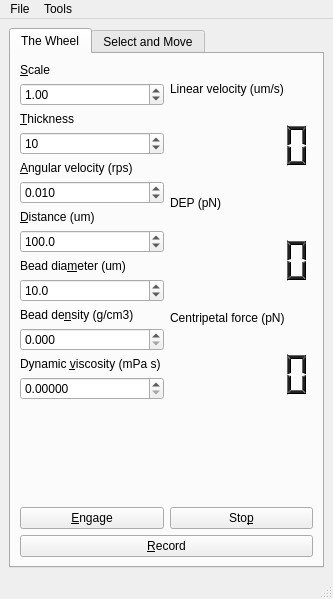
tortugueta/OET, file main_window.ui: the form before one commit.
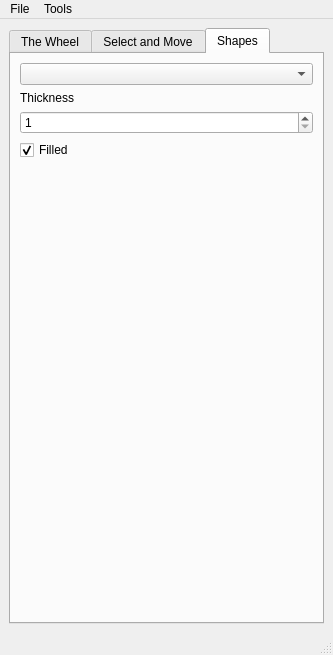
The form after the commit. The open tabs and pages were chosen to show the change.

Commit message: Add an inner circle to the Wheel. Its radius can be controlled independently

```diff
--- a/main_window.ui
+++ b/main_window.ui
@@ -8,7 +8,7 @@
     <x>0</x>
     <y>0</y>
     <width>333</width>
-    <height>599</height>
+    <height>655</height>
    </rect>
   </property>
   <property name="sizePolicy">
@@ -20,7 +20,7 @@
   <property name="maximumSize">
    <size>
     <width>16777215</width>
-    <height>599</height>
+    <height>655</height>
    </size>
   </property>
   <property name="focusPolicy">
@@ -34,7 +34,7 @@
     <bool>false</bool>
    </property>
    <layout class="QGridLayout" name="gridLayout_4">
-    <item row="0" column="1">
+    <item row="0" column="0">
      <widget class="QTabWidget" name="tabWidget">
       <property name="currentIndex">
        <number>1</number>
@@ -45,9 +45,7 @@
        </attribute>
        <layout class="QGridLayout" name="gridLayout">
         <item row="0" column="0">
-         <layout class="QGridLayout" name="gridLayout_2">
-          <item row="0" column="0">
-           <layout class="QVBoxLayout" name="verticalLayout">
+         <layout class="QVBoxLayout" name="verticalLayout_21">
             <item>
              <layout class="QVBoxLayout" name="verticalLayout_2">
               <item>
@@ -81,6 +79,30 @@
               </item>
              </layout>
             </item>
+          <item>
+           <layout class="QVBoxLayout" name="verticalLayout_7">
+            <item>
+             <widget class="QLabel" name="tab1_innerRadiusLabel">
+              <property name="text">
+               <string>Inner radius (%)</string>
+              </property>
+              <property name="buddy">
+               <cstring>tab1_innerRadiusSpinBox</cstring>
+              </property>
+             </widget>
+            </item>
+            <item>
+             <widget class="QDoubleSpinBox" name="tab1_innerRadiusSpinBox">
+              <property name="decimals">
+               <number>0</number>
+              </property>
+              <property name="value">
+               <double>50.000000000000000</double>
+              </property>
+             </widget>
+            </item>
+           </layout>
+          </item>
             <item>
              <layout class="QVBoxLayout" name="verticalLayout_9">
               <item>
@@ -229,7 +251,7 @@
              </layout>
             </item>
             <item>
-             <layout class="QVBoxLayout" name="verticalLayout_7">
+           <layout class="QVBoxLayout" name="verticalLayout">
               <item>
                <widget class="QLabel" name="tab1_viscositylabel">
                 <property name="text">
@@ -792,9 +814,20 @@
             </item>
            </layout>
           </item>
-         </layout>
+        <item row="1" column="0">
+         <spacer name="verticalSpacer">
+          <property name="orientation">
+           <enum>Qt::Vertical</enum>
+          </property>
+          <property name="sizeHint" stdset="0">
+           <size>
+            <width>20</width>
+            <height>40</height>
+           </size>
+          </property>
+         </spacer>
         </item>
-        <item row="2" column="0">
+        <item row="2" column="0" colspan="2">
          <layout class="QVBoxLayout" name="verticalLayout_13">
           <item>
            <layout class="QHBoxLayout" name="horizontalLayout">
@@ -984,6 +1017,69 @@
         </item>
        </layout>
       </widget>
+      <widget class="QWidget" name="shapesTab">
+       <attribute name="title">
+        <string>Shapes</string>
+       </attribute>
+       <layout class="QVBoxLayout" name="verticalLayout_20">
+        <item>
+         <widget class="QComboBox" name="tab3_shapesComboBox"/>
+        </item>
+        <item>
+         <layout class="QVBoxLayout" name="verticalLayout_19">
+          <item>
+           <widget class="QLabel" name="tab3_thicknessLabel">
+            <property name="text">
+             <string>Thickness</string>
+            </property>
+            <property name="buddy">
+             <cstring>tab3_thicknessSpinBox</cstring>
+            </property>
+           </widget>
+          </item>
+          <item>
+           <widget class="QDoubleSpinBox" name="tab3_thicknessSpinBox">
+            <property name="decimals">
+             <number>0</number>
+            </property>
+            <property name="minimum">
+             <double>1.000000000000000</double>
+            </property>
+            <property name="maximum">
+             <double>100.000000000000000</double>
+            </property>
+            <property name="value">
+             <double>1.000000000000000</double>
+            </property>
+           </widget>
+          </item>
+         </layout>
+        </item>
+        <item>
+         <widget class="QCheckBox" name="tab3_filledCheckBox">
+          <property name="text">
+           <string>Filled</string>
+          </property>
+          <property name="checked">
+           <bool>true</bool>
+          </property>
+         </widget>
+        </item>
+        <item>
+         <spacer name="verticalSpacer_3">
+          <property name="orientation">
+           <enum>Qt::Vertical</enum>
+          </property>
+          <property name="sizeHint" stdset="0">
+           <size>
+            <width>20</width>
+            <height>353</height>
+           </size>
+          </property>
+         </spacer>
+        </item>
+       </layout>
+      </widget>
      </widget>
     </item>
    </layout>
```
Left out of the diff: 15 changed lines with no effect on the pictures. Lines whose indentation alone changed are shown as unchanged. The commit also changes 2 other files.
